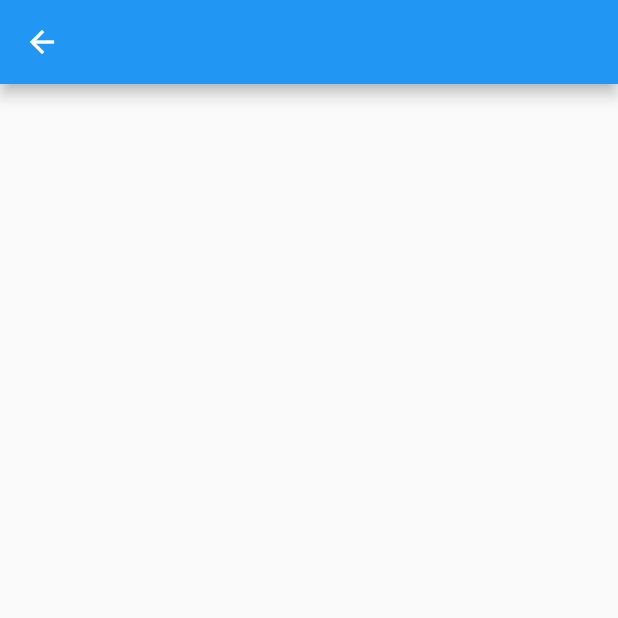
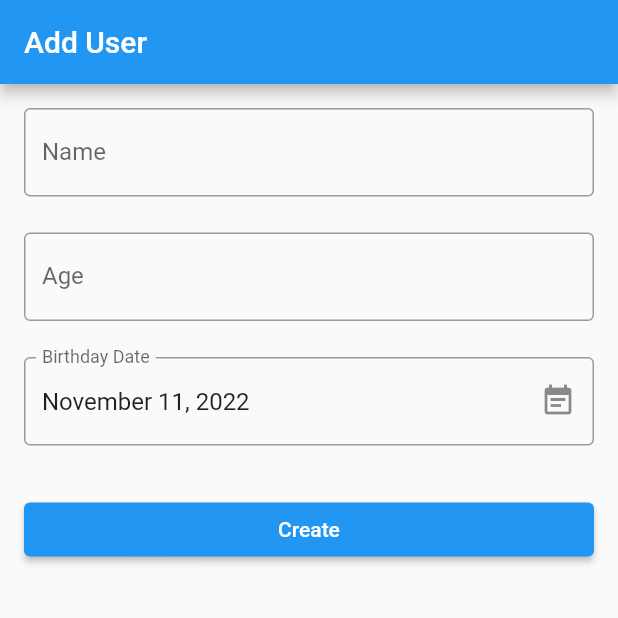
Before and after one commit to MesselemYoucef/flutter_firebase_demo, a Flutter app: the UserPage screen opened directly, on a phone screen of 412 x 824 dp, the top half of it. Run offline on Flutter 3.47's test engine with Material 2 defaults, Android fonts, the phone set to English and light mode, and no system bars; drawn by our look-alikes of date_field; our stand-ins replace cloud_firestore, firebase_core; accounts and stored records are empty.

Commit message:
Created the userpage screen and added the controllers as well as the connection functionality with the database

```diff
--- a/lib/screens/user_page.dart
+++ b/lib/screens/user_page.dart
@@ -1,12 +1,83 @@
+import 'package:cloud_firestore/cloud_firestore.dart';
 import 'package:flutter/material.dart';
+import 'package:date_field/date_field.dart';
+import 'package:intl/intl.dart';
+
+import '../models/user.dart';
 
 class UserPage extends StatelessWidget {
-  const UserPage({super.key});
+  static const routeName = "user_page";
+  UserPage({super.key});
+
+  final controllerName = TextEditingController();
+  final controllerAge = TextEditingController();
+  DateTime birthdayDate = DateTime.now();
 
   @override
   Widget build(BuildContext context) {
     return Scaffold(
-      appBar: AppBar(),
+      appBar: AppBar(
+        title: const Text("Add User"),
+      ),
+      body: ListView(
+        padding: const EdgeInsets.all(16),
+        children: [
+          TextField(
+            decoration: decoration('Name'),
+            controller: controllerName,
+          ),
+          const SizedBox(
+            height: 24,
+          ),
+          TextField(
+            decoration: decoration('Age'),
+            keyboardType: TextInputType.number,
+            controller: controllerAge,
+          ),
+          const SizedBox(height: 24),
+          DateTimeFormField(
+              decoration: const InputDecoration(
+                hintStyle: TextStyle(color: Colors.black45),
+                errorStyle: TextStyle(color: Colors.redAccent),
+                border: OutlineInputBorder(),
+                suffixIcon: Icon(Icons.event_note),
+                labelText: 'Birthday Date',
+              ),
+              initialValue: DateTime.now(),
+              mode: DateTimeFieldPickerMode.date,
+              autovalidateMode: AutovalidateMode.always,
+              onDateSelected: (DateTime value) {
+                birthdayDate = value;
+              }),
+          const SizedBox(height: 32),
+          ElevatedButton(
+            child: const Text("Create"),
+            onPressed: () {
+              final user = User(
+                name: controllerName.text,
+                age: int.parse(controllerAge.text),
+                birthday: birthdayDate,
+              );
+
+              createUser(user);
+              Navigator.of(context).pop();
+            },
+          ),
+        ],
+      ),
     );
   }
+
+  InputDecoration decoration(String inputText) {
+    return InputDecoration(
+      labelText: inputText,
+      border: const OutlineInputBorder(),
+    );
+  }
+
+  Future<void> createUser(User user) async {
+    final docUser = FirebaseFirestore.instance.collection("users").doc();
+    user.id = docUser.id;
+    await docUser.set(user.toJson());
+  }
 }
--- a/pubspec.yaml
+++ b/pubspec.yaml
@@ -32,6 +32,8 @@ dependencies:
   flutter:
     sdk: flutter
   cloud_firestore: ^4.0.5
+  date_field: ^3.0.2
+  intl: ^0.17.0
 
 
   # The following adds the Cupertino Icons font to your application.
```
Also changed, not shown: lib/main.dart (+11 -17 lines), pubspec.lock, 6 other files.
